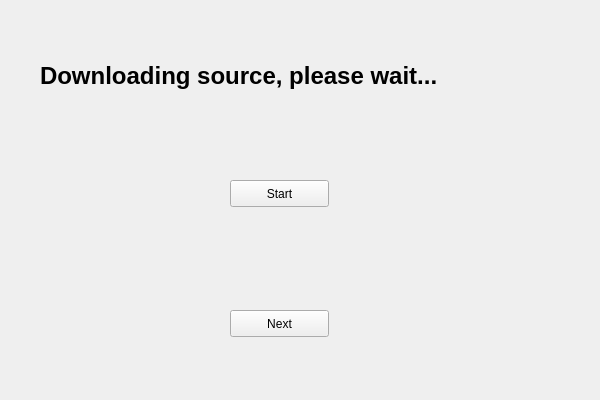
First picture: the form in fetch_source.ui, repository kishangondaliya/obs, before the edit.
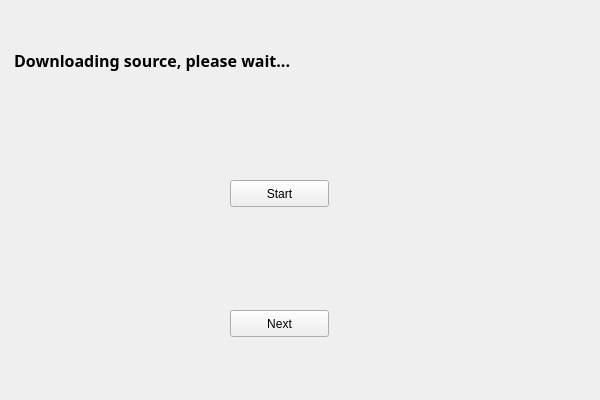
Second picture: the form after the edit.

Commit message: Show error on git clone failure & wrap content of error msg

```diff
--- a/fetch_source.ui
+++ b/fetch_source.ui
@@ -17,21 +17,22 @@
    <widget class="QLabel" name="wait_label">
     <property name="geometry">
      <rect>
-      <x>40</x>
-      <y>60</y>
+      <x>10</x>
+      <y>10</y>
       <width>511</width>
-      <height>31</height>
+      <height>101</height>
      </rect>
     </property>
     <property name="font">
      <font>
-      <pointsize>18</pointsize>
+      <family>NanumGothic</family>
+      <pointsize>12</pointsize>
       <weight>75</weight>
       <bold>true</bold>
      </font>
     </property>
     <property name="text">
-     <string>Downloading source, please wait...</string>
+     <string> Downloading source, please wait...</string>
     </property>
    </widget>
    <widget class="QPushButton" name="start_button">
```
The commit also changes 1 other file.
